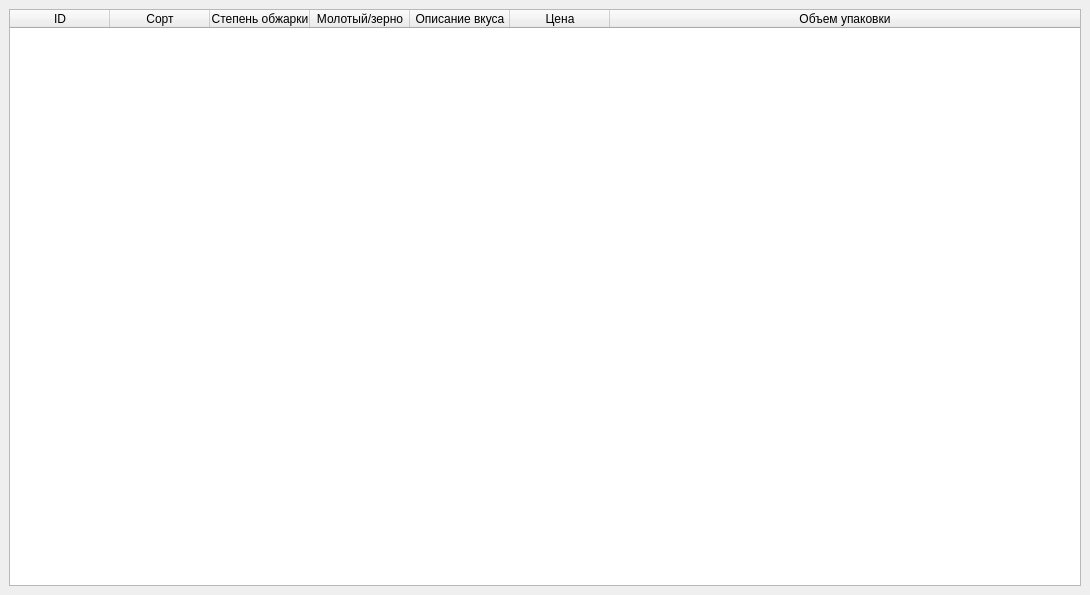
The window that main.ui (p1grishin/coffee) describes before a commit, drawn with Qt 5.
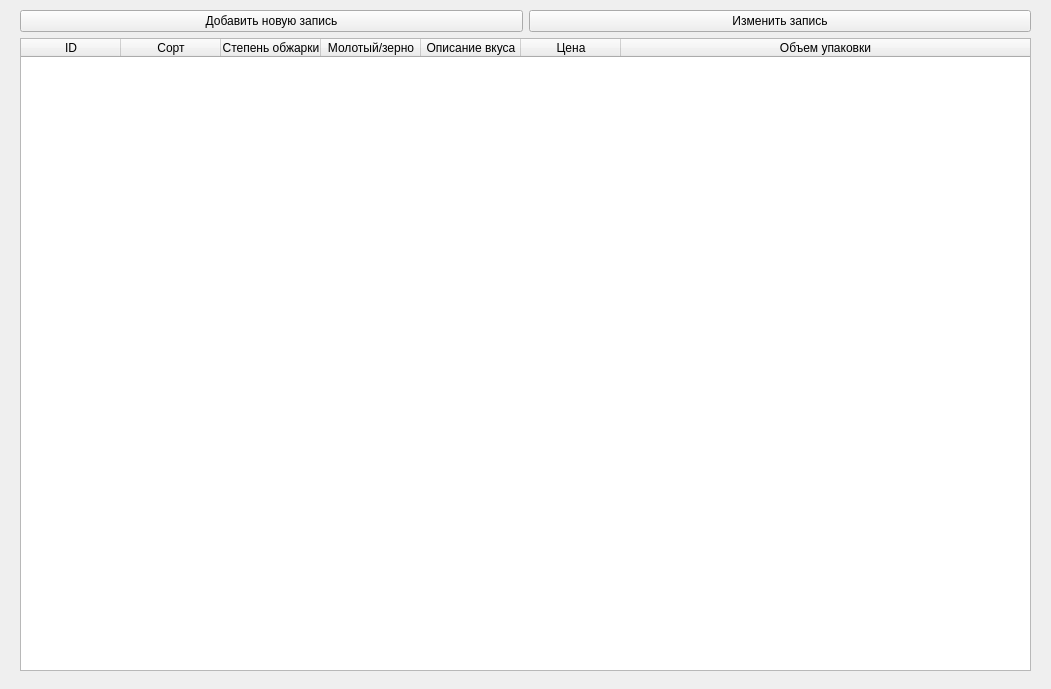
The same window after the commit.

What changed in the file:
```diff
--- a/main.ui
+++ b/main.ui
@@ -6,15 +6,42 @@
    <rect>
     <x>0</x>
     <y>0</y>
-    <width>1090</width>
-    <height>595</height>
+    <width>1051</width>
+    <height>689</height>
    </rect>
   </property>
   <property name="windowTitle">
    <string>Эспрессо</string>
   </property>
   <widget class="QWidget" name="centralwidget">
+   <widget class="QWidget" name="">
+    <property name="geometry">
+     <rect>
+      <x>20</x>
+      <y>10</y>
+      <width>1011</width>
+      <height>661</height>
+     </rect>
+    </property>
    <layout class="QVBoxLayout" name="verticalLayout">
+     <item>
+      <layout class="QHBoxLayout" name="horizontalLayout">
+       <item>
+        <widget class="QPushButton" name="add_btn">
+         <property name="text">
+          <string>Добавить новую запись</string>
+         </property>
+        </widget>
+       </item>
+       <item>
+        <widget class="QPushButton" name="edit_btn">
+         <property name="text">
+          <string>Изменить запись</string>
+         </property>
+        </widget>
+       </item>
+      </layout>
+     </item>
     <item>
      <widget class="QTableWidget" name="tableCoffee">
       <attribute name="horizontalHeaderStretchLastSection">
@@ -58,6 +85,7 @@
      </widget>
     </item>
    </layout>
+   </widget>
   </widget>
  </widget>
  <resources/>
```
Lines whose indentation alone changed are shown as unchanged.
